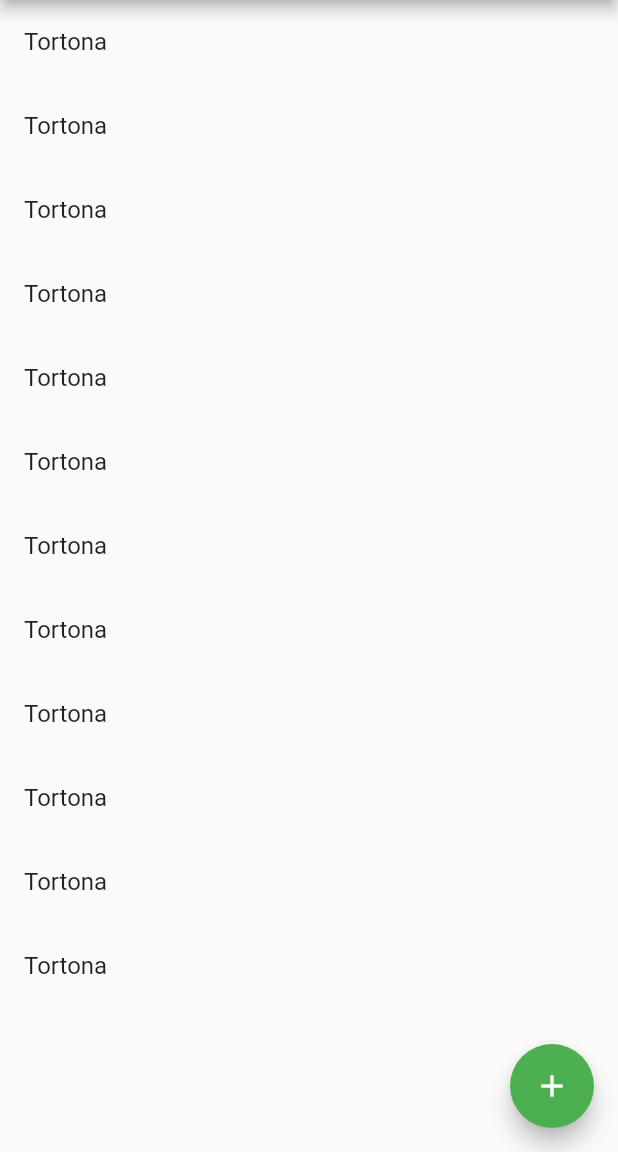
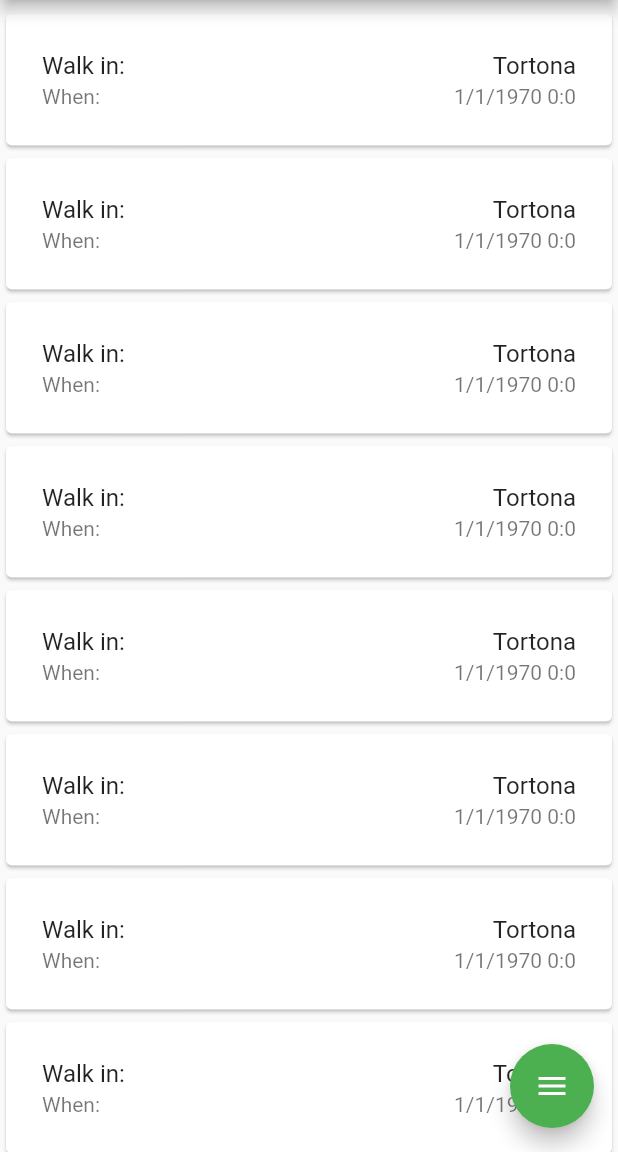
Before and after one commit to MarcoCarry97/Dirty-walk, a Flutter app: the screen it shows after launch, on a phone screen of 412 x 824 dp, the part 84-1236 px from its top. Run offline on Flutter 3.47's test engine with Material 2 defaults, Android fonts, the phone set to English and light mode, and no system bars; drawn by our look-alikes of flutter_speed_dial; statements that could not run were skipped.

Commit message:
added speed dial, completed tiles for listview

```diff
--- a/frontend/lib/widgets/components/WalkList.dart
+++ b/frontend/lib/widgets/components/WalkList.dart
@@ -17,7 +17,8 @@
     // TODO: implement build
     return ListView(
         shrinkWrap: true,
-        children: makeWidgetList(_walks)
+        children: makeWidgetList(_walks),
+        padding: EdgeInsets.symmetric(vertical: 5,horizontal: 0)
       );
   }
 
@@ -31,10 +32,33 @@
     return widgets;
   }
 
-  ListTile makeTile(Walk e)
+  Card makeTile(Walk e)
   {
-    return ListTile(
-      title: Text(e.getPlace()),
+    String dateString="${e.getDate().day}/${e.getDate().month}/${e.getDate().year}";
+    String timeString="${e.getDate().hour}:${e.getDate().minute}";
+    String dtString="$dateString $timeString";
+    return Card(
+      child: TextButton(
+        child: ListTile(
+          title: Row(children: [
+              Expanded(child: Text("Walk in:")),
+              Text(e.getPlace())
+            ],
+          ),
+          subtitle: Row(children: [
+              Expanded(child: Text("When:")),
+              Text(dtString),
+            ],
+          ),
+        ),
+        onPressed: (){
+          print("Pressed");
+        },
+        style: TextButton.styleFrom(
+          shadowColor: Colors.green,
+          p
+        ),
+      ),
     );
   }
 }
--- a/frontend/lib/widgets/screens/HomeScreen.dart
+++ b/frontend/lib/widgets/screens/HomeScreen.dart
@@ -3,6 +3,8 @@
 
 import '../../classes/Walk.dart';
 import '../components/Singleton.dart';
+
+import "package:flutter_speed_dial/flutter_speed_dial.dart";
 
 class HomeScreen extends StatefulWidget
 {
@@ -40,7 +42,7 @@
     _single.setAppBar(_makeAppBar());
     return Scaffold(
       appBar: _single.getAppBar(),
-      floatingActionButton: _getActionButton(),
+      floatingActionButton: _makeSpeedDial(),
       body: WalkList(_walks),
     );
   }
@@ -67,12 +69,29 @@
     );
   }
 
-  FloatingActionButton _getActionButton()
+  SpeedDial _makeSpeedDial()
   {
-    return FloatingActionButton(
-        onPressed:(){},
-        backgroundColor: Colors.green,
-      child: Icon(Icons.add),
+    return SpeedDial(
+      backgroundColor: Colors.green,
+      visible: true,
+      icon: Icons.more,
+      animatedIcon: AnimatedIcons.menu_close,
+      curve: Curves.bounceInOut,
+      useRotationAnimation: true,
+      children: [
+        SpeedDialChild(
+          backgroundColor: Colors.green,
+          onTap:(){},
+          label: "Add Walk",
+          child: Icon(Icons.add,color: Colors.white,),
+        ),
+        SpeedDialChild(
+            backgroundColor: Colors.green,
+            onTap:(){},
+            label: "Map",
+            child: Icon(Icons.map,color: Colors.white,)
+        )
+      ],
     );
   }
 
--- a/frontend/pubspec.yaml
+++ b/frontend/pubspec.yaml
@@ -35,6 +35,7 @@
   # Use with the CupertinoIcons class for iOS style icons.
   cupertino_icons: ^1.0.2
   google_maps_flutter: ^2.1.4
+  flutter_speed_dial: ^6.0.0
 
 dev_dependencies:
   flutter_test:
```
Also changed, not shown: frontend/pubspec.lock.
